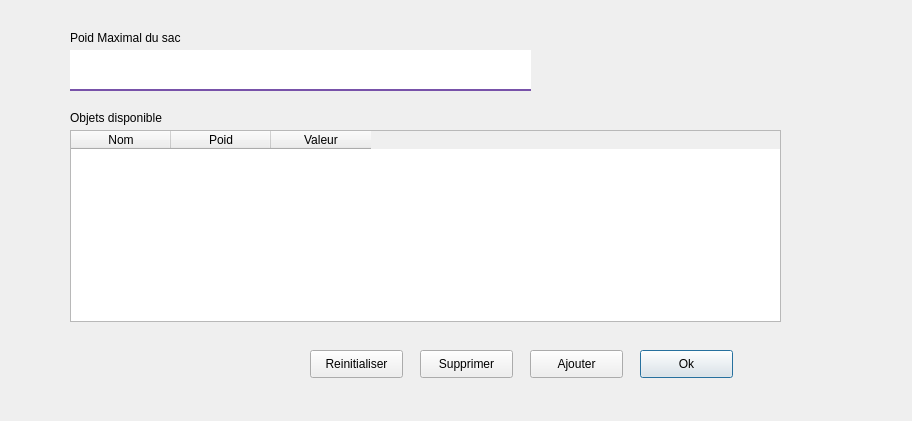
Qt form UI/Menu.ui (kamelferrahi/TP1TPRO) before a commit.
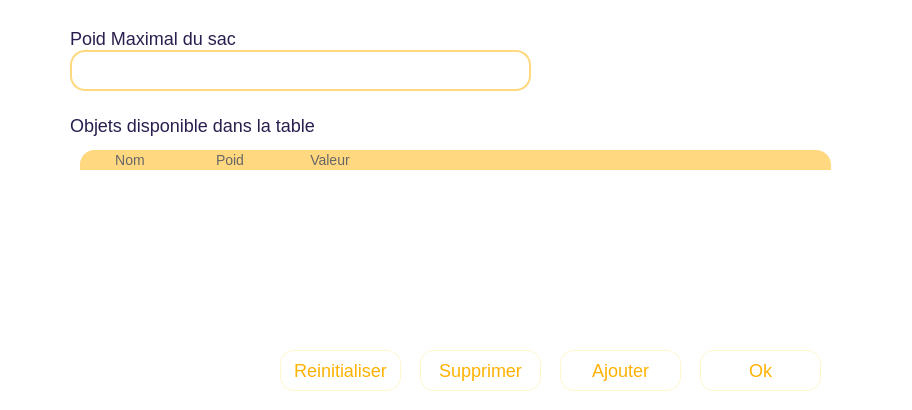
The same form after that commit. Icons and pictures are not drawn.

What changed in the file:
```diff
--- a/UI/Menu.ui
+++ b/UI/Menu.ui
@@ -7,21 +7,111 @@
     <x>0</x>
     <y>0</y>
     <width>912</width>
-    <height>421</height>
+    <height>410</height>
    </rect>
   </property>
   <property name="windowTitle">
    <string>Dialog</string>
   </property>
+  <property name="styleSheet">
+   <string notr="true">.QTableWidget{
+	background-color: transparent;
+	filter: blur(8px);
+}
+
+QDialog{
+background-color: white;
+background-image: url(&quot;UI/img/5262941.jpg&quot;)  no-repeat center cover;
+}</string>
+  </property>
   <widget class="QTableWidget" name="tableWidget">
    <property name="geometry">
     <rect>
-     <x>70</x>
-     <y>130</y>
-     <width>711</width>
-     <height>192</height>
+     <x>80</x>
+     <y>150</y>
+     <width>751</width>
+     <height>201</height>
     </rect>
    </property>
+   <property name="styleSheet">
+    <string notr="true">QTableWidget{
+	border : none;
+	background-color: transparent;
+	border-top-right-radius : 15px;
+	border-top-left-radius: 15px;
+	border-bottom-right-radius: 0px;
+	border-bottom-left-radius: 0px;
+
+}
+QHeaderView {
+    background-color: #FFD880;
+	border-top-right-radius : 15px;
+	border-top-left-radius: 15px;
+	border-bottom-right-radius: 0px;
+	border-bottom-left-radius: 0px;
+}
+QHeaderView::section{
+	background-color: #FFD880;
+	border: none;
+	font-size: 14px;
+	color : #666666;
+}
+QHeaderView::section::first{
+	 border-top-left-radius : 15px;
+}
+QHeaderView::section::last{
+	border-top-right-radius : 15px;
+}
+
+QTableWidget::item{
+	font-size : 14px;
+	font-family : &quot;Sitka Text&quot;;
+	color : #666666;
+	text-align : center;
+}
+
+QTableWidget::item:selected{
+	color : white;
+	background-color : #FFB100;
+}
+QScrollBar::vertical{
+	background-color: white;
+	width: 15px;
+   margin-top: 34px;
+	margin-left : 5px;
+}
+
+QScrollBar::add-line:vertical, QScrollBar::sub-line:vertical {
+     height : 0px;
+	 width : 0px;
+ }
+
+QScrollBar::handle:vertical{
+	width : 15px;
+	background: #FFD880;
+	border-radius : 4px;
+}
+QScrollBar::horizontal{
+	background-color: white;
+	margin-top: 5px;
+	height: 15px;
+}
+
+QScrollBar::add-line:horizontal, QScrollBar::sub-line:horizontal {
+     height : 0px;
+	 width : 0px;
+ }
+
+QScrollBar::handle:horizontal{
+	height : 15px;
+	background: #FFD880;
+	border-radius : 4px;
+}
+
+QAbstractScrollArea::corner{
+	background: transparent;
+}</string>
+   </property>
    <property name="selectionMode">
     <enum>QAbstractItemView::SingleSelection</enum>
    </property>
@@ -60,13 +150,29 @@
     </size>
    </property>
    <property name="styleSheet">
-    <string notr="true">font: 25 12pt &quot;Bahnschrift Light&quot;;
-font-size : 15px;
-border : none;
-border-bottom : 2px solid rgb(120, 82, 169);
-background-color: rgb(255, 255,255);
-color :rgb(45, 45, 45);
-padding-bottom : 7px;</string>
+    <string notr="true">QLineEdit{
+border: 2px solid #FFD880;
+border-radius : 15px;
+background-color: white;
+color : #FFB100;
+font-size: 18px;
+font-family : &quot;Sitka Text&quot;;
+}
+QComboBox::down-arrow {
+    image: url(&quot;./image/arrowBasO.png&quot;);	
+	color : #FFB100;
+	right : 4px;
+}
+QComboBox::drop-down{
+	border-top-right-radius: 15px;
+	border-bottom-right-radius: 15px;
+	background-color: white;
+}
+QComboBox QAbstractItemView{
+	border: 2px solid #FEC1C1;
+	border-radius : 15px;
+	padding : 4px;
+}</string>
    </property>
    <property name="text">
     <string/>
@@ -78,12 +184,26 @@
   <widget class="QPushButton" name="ok">
    <property name="geometry">
     <rect>
-     <x>640</x>
+     <x>700</x>
      <y>350</y>
-     <width>93</width>
-     <height>28</height>
+     <width>121</width>
+     <height>41</height>
     </rect>
    </property>
+   <property name="styleSheet">
+    <string notr="true">QPushButton:hover{
+	color: white;
+	background-color: #FFB100;
+}
+QPushButton{
+border: 1.4px solid #FFF6CC;
+border-radius : 14px;
+background-color: white;
+color : #FFB100;
+font-size:18px;
+font-family : &quot;Sitka Text&quot;;
+}</string>
+   </property>
    <property name="text">
     <string>Ok</string>
    </property>
@@ -91,12 +211,26 @@
   <widget class="QPushButton" name="ajouter">
    <property name="geometry">
     <rect>
-     <x>530</x>
+     <x>560</x>
      <y>350</y>
-     <width>93</width>
-     <height>28</height>
+     <width>121</width>
+     <height>41</height>
     </rect>
    </property>
+   <property name="styleSheet">
+    <string notr="true">QPushButton:hover{
+	color: white;
+	background-color: #FFB100;
+}
+QPushButton{
+border: 1.4px solid #FFF6CC;
+border-radius : 14px;
+background-color: white;
+color : #FFB100;
+font-size:18px;
+font-family : &quot;Sitka Text&quot;;
+}</string>
+   </property>
    <property name="text">
     <string>Ajouter</string>
    </property>
@@ -104,12 +238,26 @@
   <widget class="QPushButton" name="Re">
    <property name="geometry">
     <rect>
-     <x>310</x>
+     <x>280</x>
      <y>350</y>
-     <width>93</width>
-     <height>28</height>
+     <width>121</width>
+     <height>41</height>
     </rect>
    </property>
+   <property name="styleSheet">
+    <string notr="true">QPushButton:hover{
+	color: white;
+	background-color: #FFB100;
+}
+QPushButton{
+border: 1.4px solid #FFF6CC;
+border-radius : 14px;
+background-color: white;
+color : #FFB100;
+font-size:18px;
+font-family : &quot;Sitka Text&quot;;
+}</string>
+   </property>
    <property name="text">
     <string>Reinitialiser</string>
    </property>
@@ -119,10 +267,24 @@
     <rect>
      <x>420</x>
      <y>350</y>
-     <width>93</width>
-     <height>28</height>
+     <width>121</width>
+     <height>41</height>
     </rect>
    </property>
+   <property name="styleSheet">
+    <string notr="true">QPushButton:hover{
+	color: white;
+	background-color: #FFB100;
+}
+QPushButton{
+border: 1.4px solid #FFF6CC;
+border-radius : 14px;
+background-color: white;
+color : #FFB100;
+font-size:18px;
+font-family : &quot;Sitka Text&quot;;
+}</string>
+   </property>
    <property name="text">
     <string>Supprimer</string>
    </property>
@@ -132,10 +294,17 @@
     <rect>
      <x>70</x>
      <y>30</y>
-     <width>161</width>
+     <width>221</width>
      <height>16</height>
     </rect>
    </property>
+   <property name="styleSheet">
+    <string notr="true">QLabel{
+	font-family : &quot;Sitka Text&quot;;
+	font-size: 18px;
+	color : #2A1E4E;
+}</string>
+   </property>
    <property name="text">
     <string>Poid Maximal du sac</string>
    </property>
@@ -145,12 +314,43 @@
     <rect>
      <x>70</x>
      <y>110</y>
-     <width>161</width>
-     <height>16</height>
+     <width>271</width>
+     <height>31</height>
     </rect>
    </property>
+   <property name="styleSheet">
+    <string notr="true">QLabel{
+	font-family : &quot;Sitka Text&quot;;
+	font-size: 18px;
+	color : #2A1E4E;
+}</string>
+   </property>
    <property name="text">
-    <string>Objets disponible</string>
+    <string>Objets disponible dans la table</string>
+   </property>
+  </widget>
+  <widget class="QPushButton" name="Deco">
+   <property name="geometry">
+    <rect>
+     <x>860</x>
+     <y>10</y>
+     <width>31</width>
+     <height>31</height>
+    </rect>
+   </property>
+   <property name="cursor">
+    <cursorShape>PointingHandCursor</cursorShape>
+   </property>
+   <property name="styleSheet">
+    <string notr="true">QPushButton{
+	background-image: url(&quot;UI/img/croixR.png&quot;);
+	background-repeat : no-repeat;
+	background-color : white;
+	border : none;
+}</string>
+   </property>
+   <property name="text">
+    <string/>
    </property>
   </widget>
  </widget>
```
